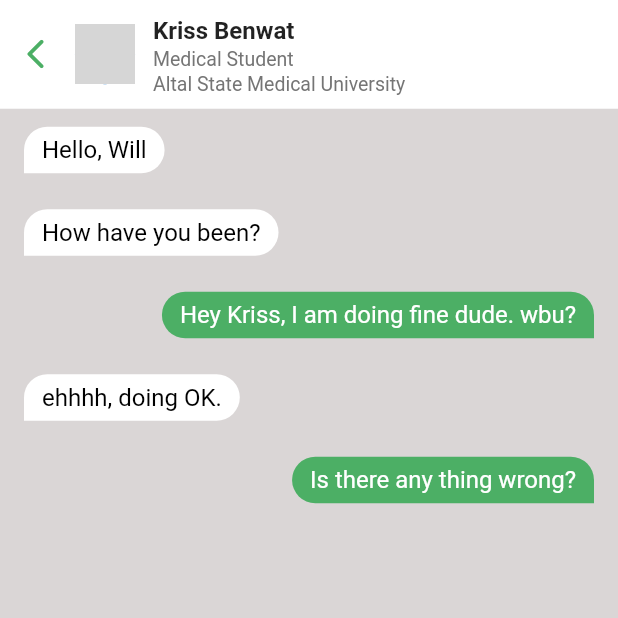
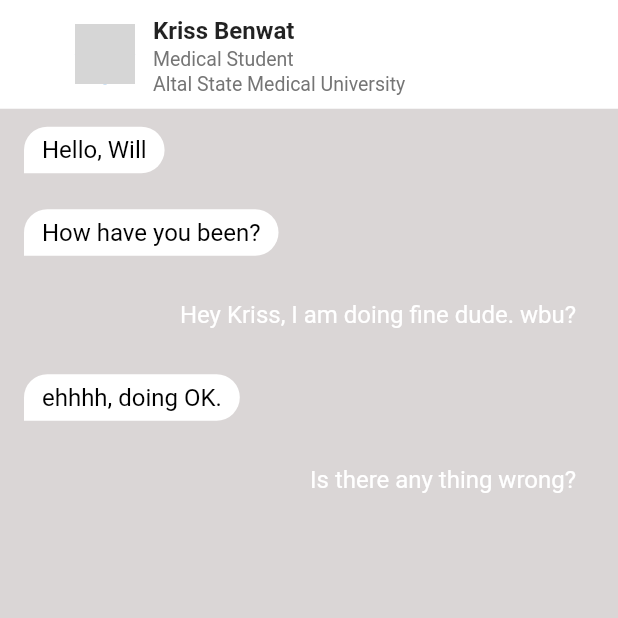
Before and after one commit to MuhammedNihalcp/Message-screen, a Flutter app: the screen it shows after launch, on a phone screen of 412 x 824 dp, the top half of it. Run offline on Flutter 3.47's test engine with Material 2 defaults, Android fonts, the phone set to English and light mode, and no system bars; our stand-ins replace chat_bubbles, get; network calls fail; grey boxes are pictures that could not be loaded.

Commit message:
update colors

```diff
--- a/lib/core/color/colors.dart
+++ b/lib/core/color/colors.dart
@@ -3,6 +3,10 @@ import 'package:flutter/material.dart';
 const backgroundColor = Color.fromARGB(255, 218, 214, 214);
 const colorWihte = Colors.white;
 
-const dartGreen = Color.fromARGB(255, 76, 175, 101);
+const dartGreen = Color.fromARGB(0, 6, 145, 131);
+
+
 
 const colorBlack = Colors.black;
+
+const col = Color.fromARGB(255, 233, 211, 211);
--- a/lib/core/color/size/size.dart
+++ b/lib/core/color/size/size.dart
@@ -1,5 +1,5 @@
 import 'package:flutter/material.dart';
-import 'package:flutter/widgets.dart';
+
 
 const kHeigh2 = SizedBox(
   height: 2,
```
